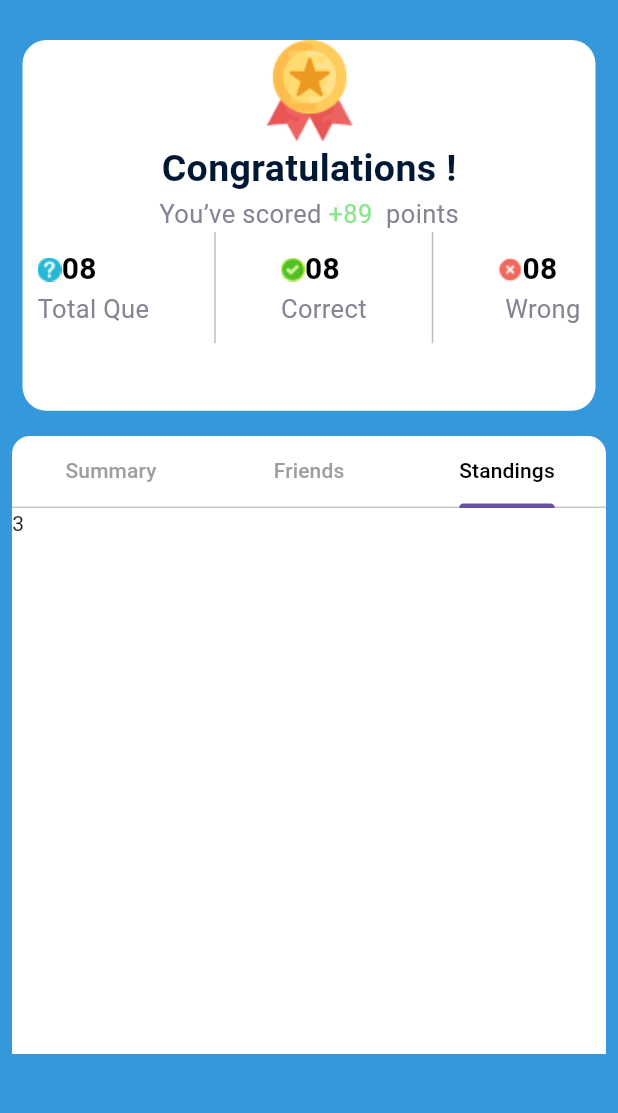
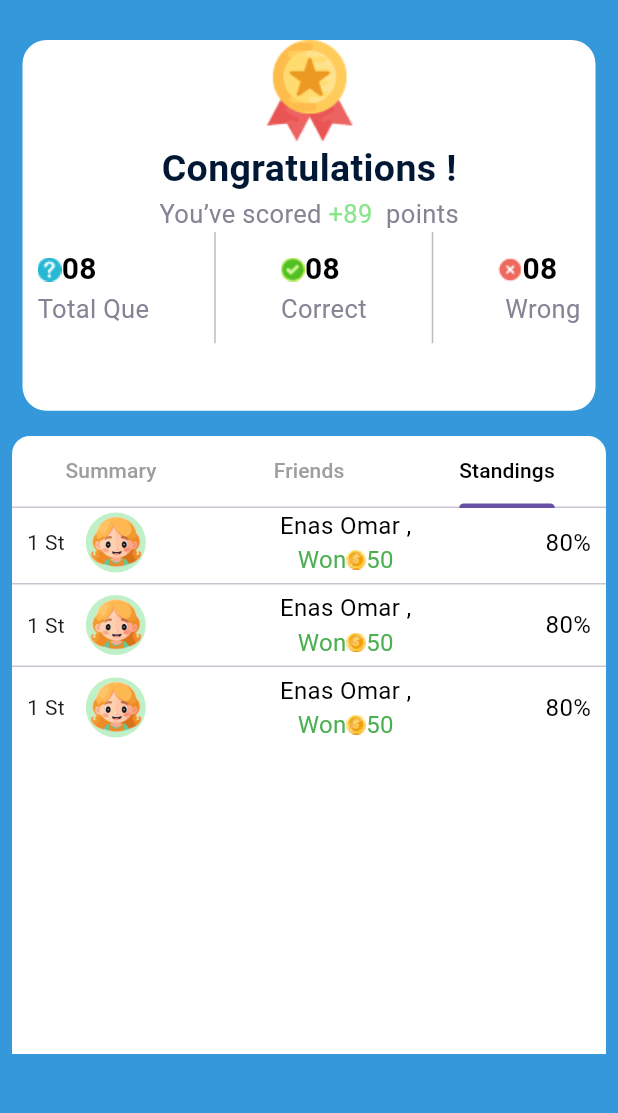
Before and after one commit to mahmoudrabie97/quiz_APP, a Flutter app: the QuizSummary screen opened directly, tab 3 chosen, on a phone screen of 412 x 824 dp, the part 95-1208 px from its top. Run offline on Flutter 3.47's test engine with Material 3 defaults, Android fonts, the phone set to English and light mode, and no system bars; our stand-ins replace flutter_bloc, flutter_svg, shared_preferences; accounts and stored records are empty; project files that could hold a hidden picture were left out.

Commit message:
finish tabbar

```diff
--- a/lib/pages/quiz_summary/widgets/custom_tabBar_item.dart
+++ b/lib/pages/quiz_summary/widgets/custom_tabBar_item.dart
@@ -1,6 +1,7 @@
 import 'package:flutter/material.dart';
 import 'package:quizapp/pages/quiz_summary/widgets/custom_column_quize_summary.dart';
 import 'package:quizapp/pages/quiz_summary/widgets/custom_container_think.dart';
+import 'package:quizapp/pages/quiz_summary/widgets/custom_tabs_tabBar.dart';
 import 'package:quizapp/utilites/appcolors.dart';
 import 'package:quizapp/utilites/assets.dart';
 import 'package:quizapp/utilites/styles.dart';
@@ -25,96 +26,10 @@ class CustomTabBarItem extends StatelessWidget {
         ),
         child: Column(
           children: [
-            CustomRowWords(),
+            CustomTabsOFtabBar(),
           ],
         ),
       ),
     );
   }
 }
-
-class CustomRowWords extends StatefulWidget {
-  const CustomRowWords({Key? key}) : super(key: key);
-
-  @override
-  _CustomRowWordsState createState() => _CustomRowWordsState();
-}
-
-class _CustomRowWordsState extends State<CustomRowWords>
-    with SingleTickerProviderStateMixin {
-  late TabController tabController;
-
-  @override
-  void initState() {
-    super.initState();
-    tabController = TabController(length: 3, vsync: this);
-  }
-
-  @override
-  void dispose() {
-    tabController.dispose();
-    super.dispose();
-  }
-
-  @override
-  Widget build(BuildContext context) {
-    return Column(
-      children: [
-        Align(
-          // alignment: Alignment.centerLeft,
-          child: TabBar(
-            controller: tabController,
-            labelColor: Colors.black,
-            unselectedLabelColor: Colors.grey,
-            labelPadding: EdgeInsets.only(right: 20, left: 20),
-            //isScrollable: true,
-            tabs: [
-              Tab(text: 'Summary'),
-              Tab(text: 'Friends'),
-              Tab(text: 'Standings'),
-            ],
-          ),
-        ),
-        Container(
-          width: double.maxFinite,
-          height: 300,
-          child: TabBarView(
-            controller: tabController,
-            children: [
-              ListView.builder(
-                itemBuilder: (_, index) {
-                  return const Padding(
-                    padding: EdgeInsets.only(left: 10, right: 10),
-                    child: Row(
-                      mainAxisAlignment: MainAxisAlignment.spaceBetween,
-                      children: [
-                        CustomText(text: '1 st Try'),
-                        CustomColumnQuizeSummary(
-                          image: AssetsData.question,
-                          text: 'Total Que',
-                        ),
-                        CustomContainerThink(),
-                        CustomColumnQuizeSummary(
-                          image: AssetsData.accept,
-                          text: 'Correct',
-                        ),
-                        CustomContainerThink(),
-                        CustomColumnQuizeSummary(
-                          image: AssetsData.cansel1,
-                          text: ' Wrong',
-                        ),
-                      ],
-                    ),
-                  );
-                },
-                itemCount: 3,
-              ),
-              Text('2'),
-              Text('3'),
-            ],
-          ),
-        ),
-      ],
-    );
-  }
-}
--- /dev/null
+++ b/lib/pages/quiz_summary/widgets/custom_tabs_tabBar.dart
@@ -0,0 +1,92 @@
+import 'package:flutter/material.dart';
+import 'package:quizapp/pages/quiz_summary/widgets/custom_column_quize_summary.dart';
+import 'package:quizapp/pages/quiz_summary/widgets/custom_container_think.dart';
+import 'package:quizapp/pages/quiz_summary/widgets/estandinglistitem.dart';
+import 'package:quizapp/pages/quiz_summary/widgets/friendslistitems.dart';
+import 'package:quizapp/pages/quiz_summary/widgets/summary_list_items.dart';
+import 'package:quizapp/utilites/assets.dart';
+import 'package:quizapp/utilites/widgets/customtext.dart';
+
+class CustomTabsOFtabBar extends StatefulWidget {
+  const CustomTabsOFtabBar({Key? key}) : super(key: key);
+
+  @override
+  _CustomTabsOFtabBarState createState() => _CustomTabsOFtabBarState();
+}
+
+class _CustomTabsOFtabBarState extends State<CustomTabsOFtabBar>
+    with SingleTickerProviderStateMixin {
+  late TabController tabController;
+
+  @override
+  void initState() {
+    super.initState();
+    tabController = TabController(length: 3, vsync: this);
+  }
+
+  @override
+  void dispose() {
+    tabController.dispose();
+    super.dispose();
+  }
+
+  @override
+  Widget build(BuildContext context) {
+    return Column(
+      children: [
+        Align(
+          // alignment: Alignment.centerLeft,
+          child: TabBar(
+            controller: tabController,
+            labelColor: Colors.black,
+            unselectedLabelColor: Colors.grey,
+            labelPadding: EdgeInsets.only(right: 20, left: 20),
+            //isScrollable: true,
+            tabs: [
+              Tab(text: 'Summary'),
+              Tab(text: 'Friends'),
+              Tab(text: 'Standings'),
+            ],
+          ),
+        ),
+        Container(
+          width: double.maxFinite,
+          height: 300,
+          child: TabBarView(
+            controller: tabController,
+            children: [
+              ListView.builder(
+                itemBuilder: (_, index) {
+                  return EstandingsListItem();
+                },
+                itemCount: 3,
+              ),
+              ListView.separated(
+                itemBuilder: (_, index) {
+                  return FriendsListItem();
+                },
+                itemCount: 3,
+                separatorBuilder: (BuildContext context, int index) {
+                  return Divider(
+                    height: 9,
+                  );
+                },
+              ),
+              ListView.separated(
+                itemBuilder: (_, index) {
+                  return SummaryListItems();
+                },
+                itemCount: 3,
+                separatorBuilder: (BuildContext context, int index) {
+                  return Divider(
+                    height: 9,
+                  );
+                },
+              ),
+            ],
+          ),
+        ),
+      ],
+    );
+  }
+}
--- /dev/null
+++ b/lib/pages/quiz_summary/widgets/summary_list_items.dart
@@ -0,0 +1,45 @@
+import 'package:flutter/material.dart';
+import 'package:quizapp/utilites/widgets/customtext.dart';
+
+class SummaryListItems extends StatelessWidget {
+  const SummaryListItems({
+    super.key,
+  });
+
+  @override
+  Widget build(BuildContext context) {
+    return Padding(
+      padding: EdgeInsets.only(left: 10, right: 10),
+      child: Row(
+        mainAxisAlignment: MainAxisAlignment.spaceBetween,
+        children: [
+          Row(
+            children: [
+              Text('1 St'),
+              SizedBox(width: 14),
+              CircleAvatar(
+                  backgroundColor: Color(0xffBFF0C8),
+                  child: Image.asset('assets/svg/33.png', width: 50)),
+            ],
+          ),
+          Column(
+            children: [
+              CustomText(text: 'Enas Omar ,'),
+              Row(
+                children: [
+                  CustomText(text: 'Won', color: Colors.green),
+                  Image.asset('assets/svg/dollar 1.png'),
+                  CustomText(
+                    text: '50',
+                    color: Colors.green,
+                  )
+                ],
+              )
+            ],
+          ),
+          CustomText(text: '80%')
+        ],
+      ),
+    );
+  }
+}
```
Also changed, not shown: lib/pages/quiz_summary/widgets/estandinglistitem.dart (added, +38 -0 lines), lib/pages/quiz_summary/widgets/friendslistitems.dart (added, +45 -0 lines), assets/svg/dollar 1.png (added).
